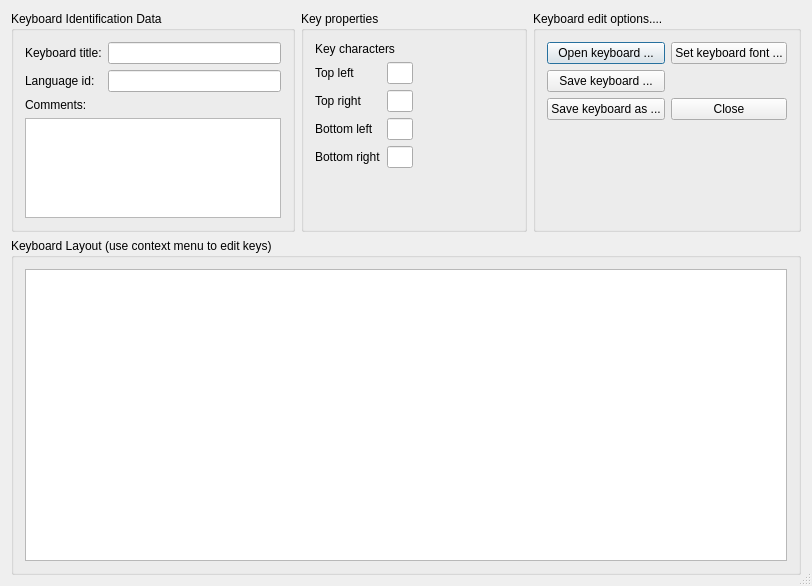
This is src/ui/ktouchkeyboardeditordialog.ui in KDE/ktouch as Qt 5 draws it before an edit. The edited form follows.
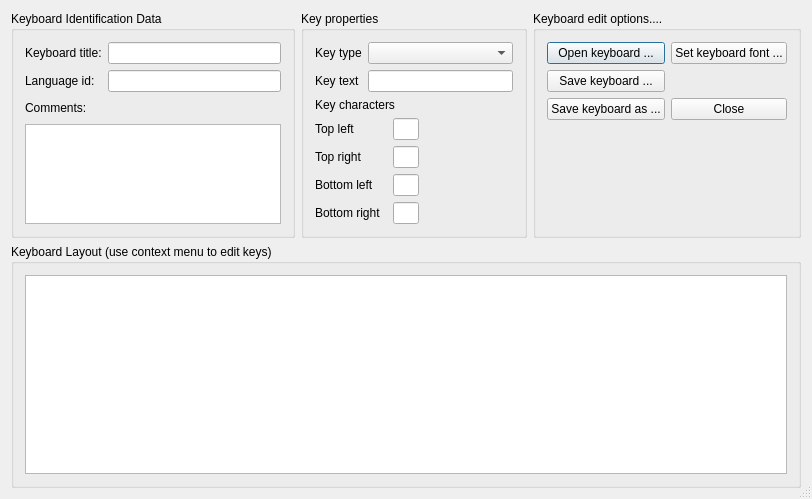
This is the edited form.

What changed in the file:
```diff
--- a/src/ui/ktouchkeyboardeditordialog.ui
+++ b/src/ui/ktouchkeyboardeditordialog.ui
@@ -6,7 +6,7 @@
     <x>0</x>
     <y>0</y>
     <width>812</width>
-    <height>586</height>
+    <height>499</height>
    </rect>
   </property>
   <property name="windowTitle" >
@@ -102,10 +102,34 @@
       <string>Key properties</string>
      </property>
      <layout class="QGridLayout" >
-      <item row="0" column="0" >
+      <item row="0" column="0" colspan="2" >
+       <layout class="QGridLayout" >
+        <item row="0" column="0" >
+         <widget class="QLabel" name="label_6" >
+          <property name="text" >
+           <string>Key type</string>
+          </property>
+         </widget>
+        </item>
+        <item row="0" column="1" >
+         <widget class="QComboBox" name="keyTypeCombo" />
+        </item>
+        <item row="1" column="0" >
+         <widget class="QLabel" name="keyTextLabel" >
+          <property name="text" >
+           <string>Key text</string>
+          </property>
+         </widget>
+        </item>
+        <item row="1" column="1" >
+         <widget class="QLineEdit" name="keyTextEdit" />
+        </item>
+       </layout>
+      </item>
+      <item row="1" column="0" >
        <layout class="QGridLayout" >
         <item row="0" column="0" colspan="2" >
-         <widget class="QLabel" name="label" >
+         <widget class="QLabel" name="keyCharLabel" >
           <property name="sizePolicy" >
            <sizepolicy vsizetype="Preferred" hsizetype="Minimum" >
             <horstretch>0</horstretch>
@@ -217,7 +241,7 @@
         </item>
        </layout>
       </item>
-      <item row="0" column="1" >
+      <item rowspan="2" row="1" column="1" >
        <spacer>
         <property name="orientation" >
          <enum>Qt::Horizontal</enum>
@@ -230,15 +254,15 @@
         </property>
        </spacer>
       </item>
-      <item row="1" column="0" >
+      <item row="2" column="0" >
        <spacer>
         <property name="orientation" >
          <enum>Qt::Vertical</enum>
         </property>
         <property name="sizeHint" >
          <size>
-          <width>20</width>
-          <height>21</height>
+          <width>104</width>
+          <height>20</height>
          </size>
         </property>
        </spacer>
```
